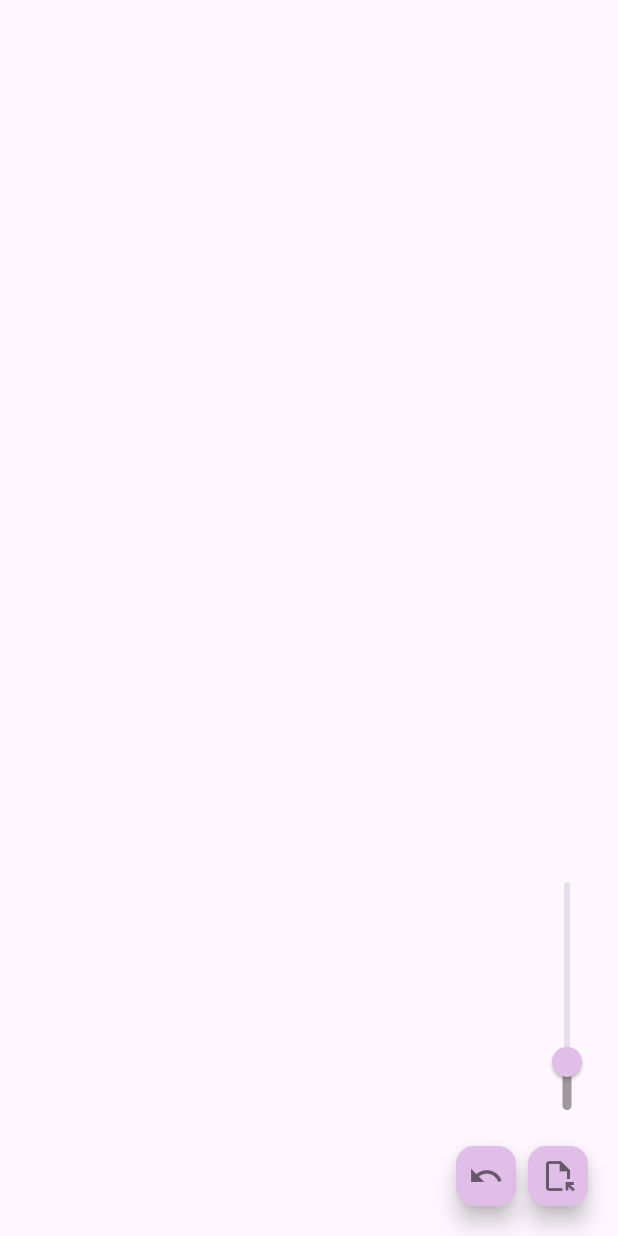
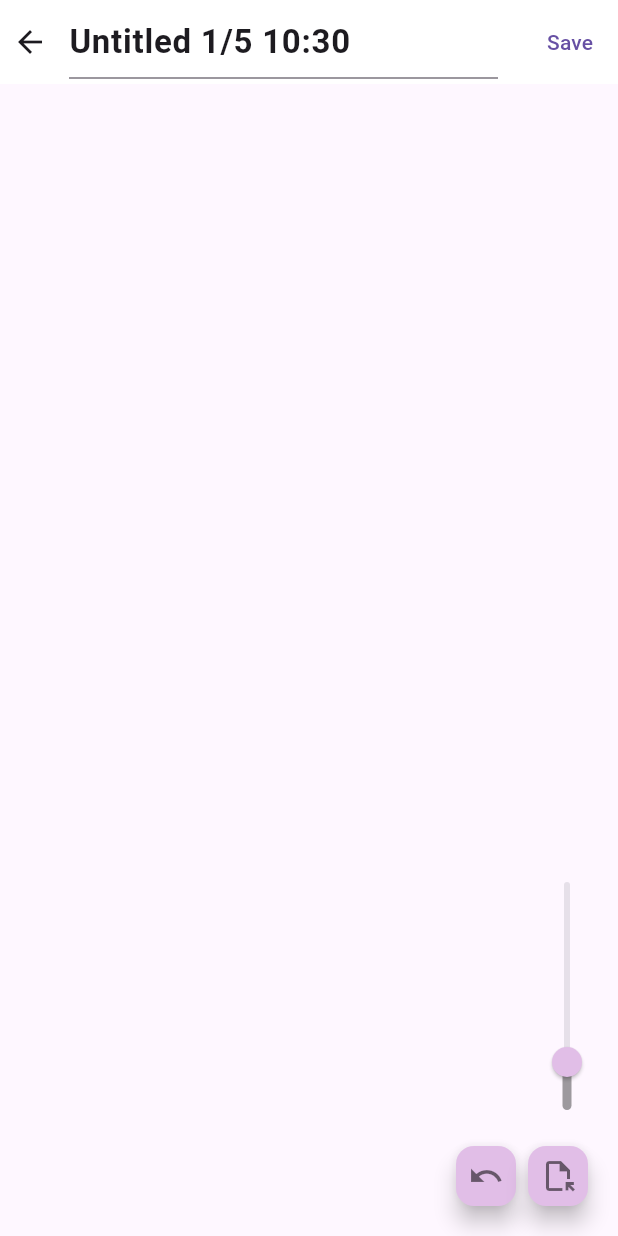
Before and after one commit to harsh11pujara/my_paint_app, a Flutter app: the screen it shows after launch, after a tap on the "format paint" icon, on a phone screen of 412 x 824 dp. Run offline on Flutter 3.47's test engine with Material 3 defaults, Android fonts, the phone set to English and light mode, and no system bars; our stand-ins replace shared_preferences.

Commit message:
Saved sketch data to local DB

```diff
--- a/lib/all_sketch_listing.dart
+++ b/lib/all_sketch_listing.dart
@@ -1,5 +1,8 @@
+import 'dart:convert';
+
 import 'package:flutter/material.dart';
 import 'package:my_paint_app/draw_sketch.dart';
+import 'package:shared_preferences/shared_preferences.dart';
 
 class AllSketchListing extends StatefulWidget {
   const AllSketchListing({Key? key}) : super(key: key);
@@ -8,8 +11,9 @@ class AllSketchListing extends StatefulWidget {
   State<AllSketchListing> createState() => _AllSketchListingState();
 }
 
+List<Map<String, String>> allSketches = [];
+
 class _AllSketchListingState extends State<AllSketchListing> {
-  List allSketches = [];
 
   @override
   void initState() {
@@ -19,6 +23,12 @@ class _AllSketchListingState extends State<AllSketchListing> {
 
   Future<void> getSketchesFromLocal() async {
     // Fetching sketch data from local DB
+    SharedPreferences prefs = await SharedPreferences.getInstance();
+    List<String>? localData = prefs.getStringList("allSketch");
+    debugPrint(localData.toString());
+    if (localData != null && localData.isNotEmpty) {
+      allSketches = localData.map((e) => jsonDecode(e) as Map<String, String>).toList();
+    }
   }
 
   @override
@@ -43,7 +53,17 @@ class _AllSketchListingState extends State<AllSketchListing> {
               itemCount: allSketches.length,
               shrinkWrap: true,
               itemBuilder: (context, index) {
-                return Container();
+                return ListTile(
+                  onTap: () {
+                    Navigator.push(
+                        context,
+                        MaterialPageRoute(
+                          builder: (context) => DrawSketch(title: allSketches[index].keys.toList()[0], sketchData: allSketches[index].values.toList()[0]),
+                        ));
+                  },
+                  title: Text(allSketches[index].keys.toList()[0]),
+
+                );
               },
             )
           : const Center(
--- a/lib/draw_sketch.dart
+++ b/lib/draw_sketch.dart
@@ -1,9 +1,15 @@
+import 'dart:convert';
+
 import 'package:flutter/material.dart';
+import 'package:my_paint_app/all_sketch_listing.dart';
+import 'package:shared_preferences/shared_preferences.dart';
 
 Map<int, List<Offset>?> linesMap = {};
 
 class DrawSketch extends StatefulWidget {
-  const DrawSketch({Key? key}) : super(key: key);
+  const DrawSketch({Key? key, this.title, this.sketchData}) : super(key: key);
+  final String? title;
+  final String? sketchData;
 
   @override
   State<DrawSketch> createState() => _DrawSketchState();
@@ -14,10 +20,78 @@ class _DrawSketchState extends State<DrawSketch> {
   List<Offset> line = [];
   double strokeWidth = 1;
   Color strokeColor = Colors.black;
+  TextEditingController sketchTitle = TextEditingController();
+
+  Future<void> saveSketchToLocal() async{
+    SharedPreferences prefs = await SharedPreferences.getInstance();
+    int index = 0;
+    bool containsThisSketch = allSketches.any((element) {
+      if(element.keys.contains(sketchTitle.text)){
+        return true;
+      } else {
+        return false;
+      }
+    });
+
+    if(containsThisSketch) {
+      index = allSketches.indexWhere((element) => element.keys.contains(sketchTitle.text));
+      allSketches[index] = {sketchTitle.text.toString() : convertOffsetMapToString(linesMap)};
+    } else {
+      allSketches.add({sketchTitle.text.toString() : convertOffsetMapToString(linesMap)});
+    }
+
+    await prefs.setStringList("allSketch", allSketches.map((e) => e.).toList());
+  }
+
+  String convertOffsetMapToString(Map<int, List<Offset>?> data) {
+    Map<String, List<String>?> convertData = {};
+    for(MapEntry<int, List<Offset>?> entries in data.entries){
+      convertData[entries.key.toString()] = entries.value?.map((offset) => '${offset.dx},${offset.dy}').toList();
+    }
+    debugPrint(convertData.toString());
+    return jsonEncode(convertData);
+  }
+
+  convertStringToLineOffset(String? lineOffset) {
+
+  }
+
+  @override
+  void initState() {
+    super.initState();
+    sketchTitle.text = widget.title ?? "Untitled ${DateTime.now().day}/${DateTime.now().month} ${DateTime.now().hour}:${DateTime.now().minute}";
+    convertStringToLineOffset(widget.sketchData);
+  }
 
   @override
   Widget build(BuildContext context) {
     return Scaffold(
+      extendBodyBehindAppBar: true,
+      appBar: AppBar(
+        elevation: 0,
+        backgroundColor: Colors.white,
+        leadingWidth: 30,
+        automaticallyImplyLeading: true,
+        title: TextField(
+          style: TextStyle(fontSize: 22, fontWeight: FontWeight.bold),
+          controller: sketchTitle,
+          decoration: const InputDecoration(
+            border: UnderlineInputBorder(borderSide: BorderSide(color: Colors.black))
+          ),
+        ),
+        actions: [
+          TextButton(onPressed: () async {
+            // save sketch to local
+            if (linesMap.isNotEmpty) {
+              await saveSketchToLocal().then((value) {
+                ScaffoldMessenger.of(context).showSnackBar(const SnackBar(content: Text("Saved!!"), duration: Duration(seconds: 1),));
+              });
+            } else {
+              ScaffoldMessenger.of(context).showSnackBar(const SnackBar(content: Text("Canvas is Empty"), duration: Duration(seconds: 1),));
+            }
+          }, child: const Text("Save"))
+        ],
+      ),
       body: Stack(
         children: [
 
@@ -76,7 +150,7 @@ class _DrawSketchState extends State<DrawSketch> {
       floatingActionButton: Row(
         mainAxisAlignment: MainAxisAlignment.end,
         children: [
-          FloatingActionButton.small(backgroundColor: Colors.purple[100],onPressed: () {
+          FloatingActionButton.small(heroTag: 'Undo',backgroundColor: Colors.purple[100],onPressed: () {
             setState(() {
               if (id > 0) {
                 id--;
@@ -87,7 +161,7 @@ class _DrawSketchState extends State<DrawSketch> {
               linesMap.removeWhere((key, value) => value == []);
             });
           },child: const Icon(Icons.undo_sharp, color: Colors.black54,)),
-          FloatingActionButton.small(backgroundColor: Colors.purple[100],onPressed: () {
+          FloatingActionButton.small(heroTag: 'Clear',backgroundColor: Colors.purple[100],onPressed: () {
             setState(() {
               linesMap.clear();
               id = 0;
```
Also changed, not shown: 2 other files.
